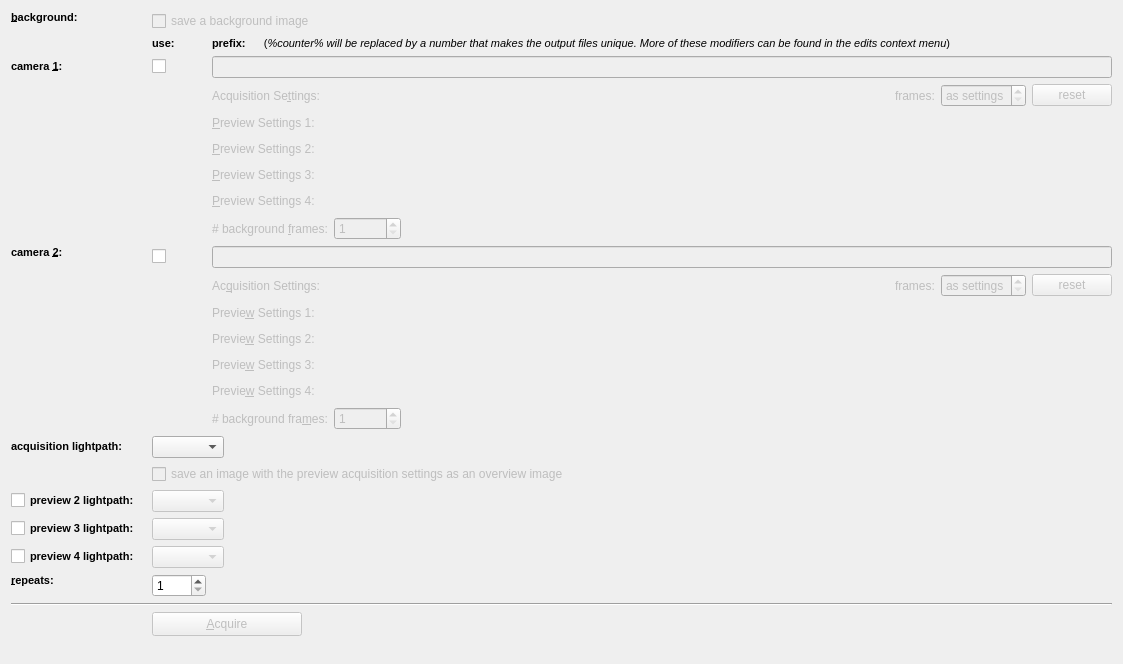
This is plugins/spimb040/qfespimb040acquisitionconfigwidget2.ui in jkriege2/QuickFit3 as Qt 5 draws it before an edit. The edited form follows.
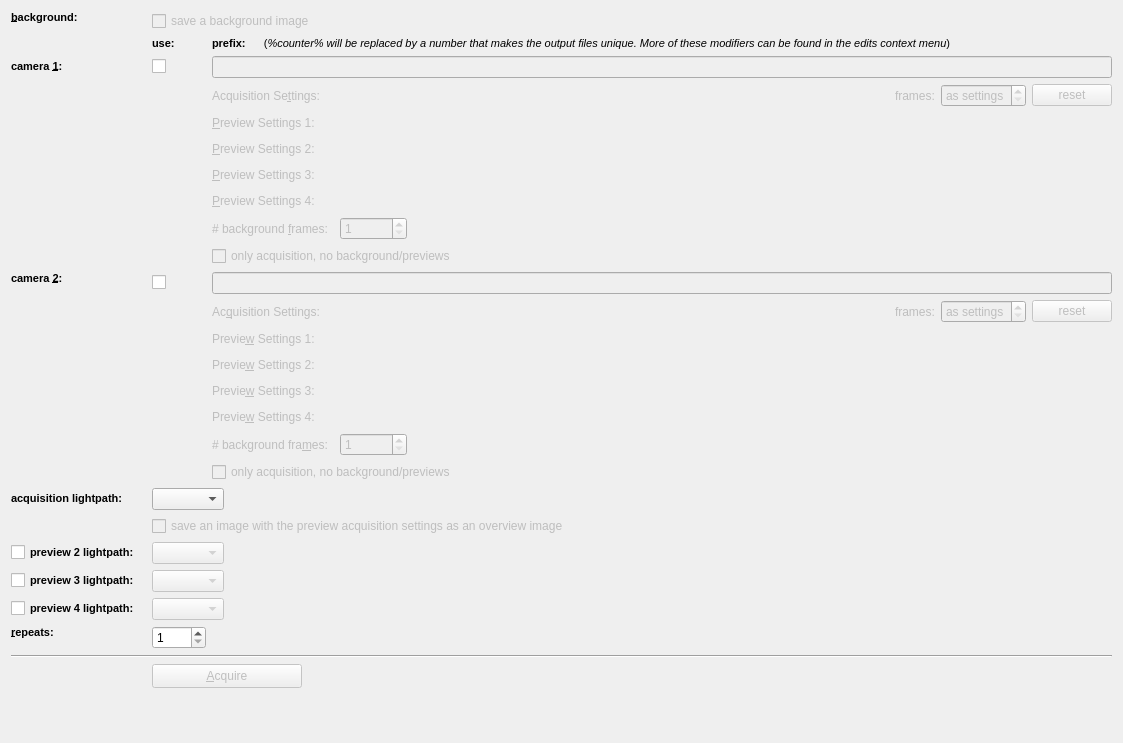
This is the edited form. Icons and pictures are not drawn. Custom widgets are drawn as their Qt base class.

Commit message: QuickFit3/B040SPIM: it is now possible to switch the acquisition of preview/background frames off for each camera separately (not only globally) QuickFit3/rh2v2: now support larger number of frames to acquire

What changed in the file:
```diff
--- a/plugins/spimb040/qfespimb040acquisitionconfigwidget2.ui
+++ b/plugins/spimb040/qfespimb040acquisitionconfigwidget2.ui
@@ -7,7 +7,7 @@
     <x>0</x>
     <y>0</y>
     <width>1123</width>
-    <height>664</height>
+    <height>743</height>
    </rect>
   </property>
   <property name="windowTitle">
@@ -456,6 +456,16 @@
         </item>
        </layout>
       </item>
+      <item row="6" column="0" colspan="3">
+       <widget class="QCheckBox" name="chkOnlyAcquisition2">
+        <property name="toolTip">
+         <string>&lt;html&gt;&lt;head/&gt;&lt;body&gt;&lt;p&gt;use these checkboxes to deactivate the preview/background images for a camera. Some cameras (e.g. the Rh2V2 driver) do not support the single-frame polling acquisition mode well. In those cases make sure this checkbox is checked.&lt;/p&gt;&lt;p&gt;&lt;br/&gt;&lt;/p&gt;&lt;p&gt;The acquisition will proceed as usual for any non-checked camera. For the checked cameras, the background and preview acquisition will be omitted, i.e. also any switch to the single-frame acquisition mode of the driver!&lt;/p&gt;&lt;/body&gt;&lt;/html&gt;</string>
+        </property>
+        <property name="text">
+         <string>only acquisition, no background/previews</string>
+        </property>
+       </widget>
+      </item>
      </layout>
     </widget>
    </item>
@@ -755,6 +765,16 @@
         </item>
        </layout>
       </item>
+      <item row="6" column="0" colspan="3">
+       <widget class="QCheckBox" name="chkOnlyAcquisition1">
+        <property name="toolTip">
+         <string>&lt;html&gt;&lt;head/&gt;&lt;body&gt;&lt;p&gt;use these checkboxes to deactivate the preview/background images for a camera. Some cameras (e.g. the Rh2V2 driver) do not support the single-frame polling acquisition mode well. In those cases make sure this checkbox is checked.&lt;/p&gt;&lt;p&gt;&lt;br/&gt;&lt;/p&gt;&lt;p&gt;The acquisition will proceed as usual for any non-checked camera. For the checked cameras, the background and preview acquisition will be omitted, i.e. also any switch to the single-frame acquisition mode of the driver!&lt;/p&gt;&lt;/body&gt;&lt;/html&gt;</string>
+        </property>
+        <property name="text">
+         <string>only acquisition, no background/previews</string>
+        </property>
+       </widget>
+      </item>
      </layout>
     </widget>
    </item>
```
Left out of the diff: 408 changed lines with no effect on the pictures. The commit also changes 5 other files.
